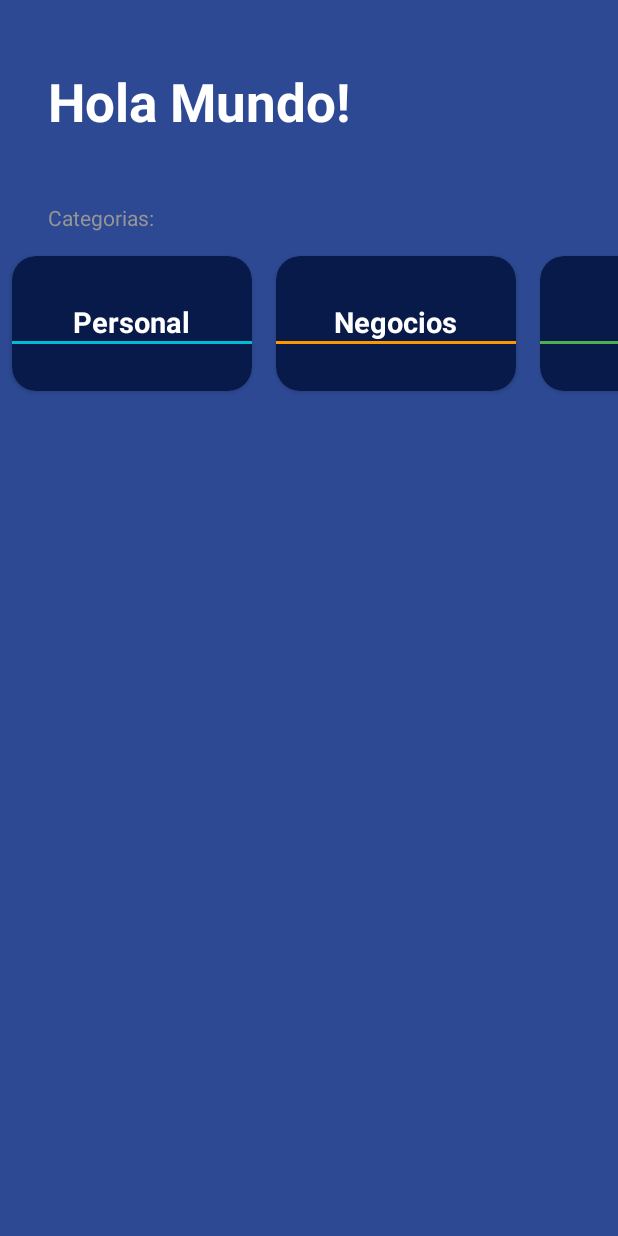
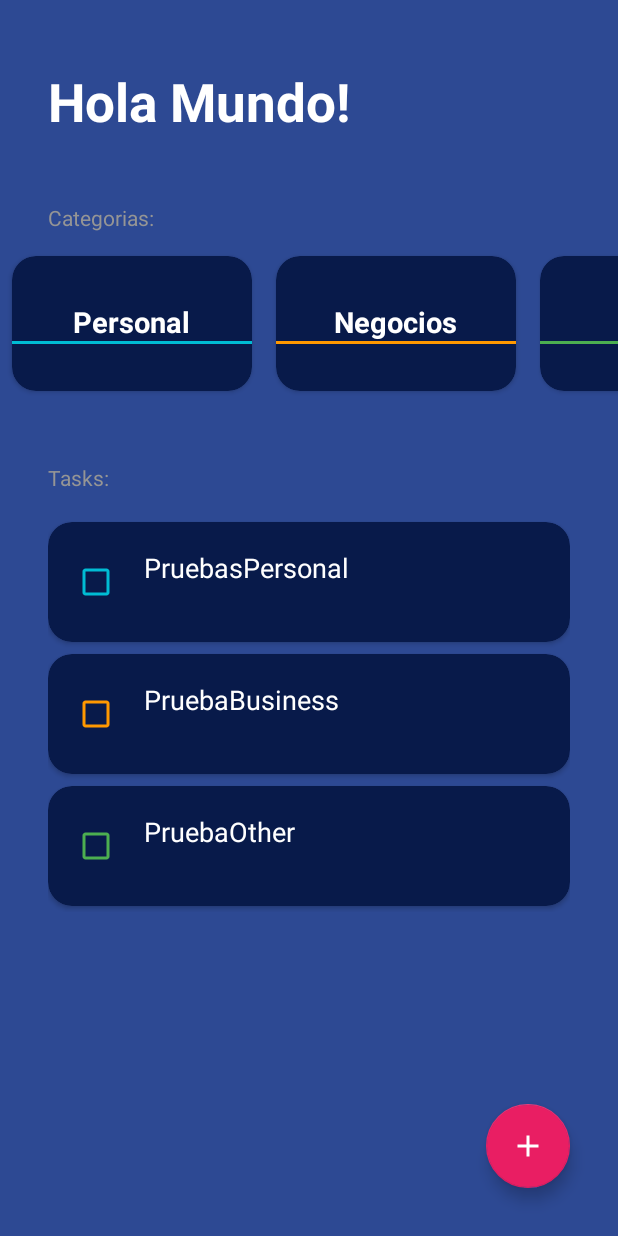
Before and after one commit to AxelEncina/AppMix, an Android app: the TodoActivity screen opened directly, with no data from a screen before it, on a phone screen of 412 x 824 dp. Run offline under Robolectric (Android 15) with nearby library versions, the phone set to English and light mode, and no system bars; 1 statement that could not run was skipped.

Commit message:
3era parte

```diff
--- a/app/src/main/java/com/example/androidmaster/todoapp/CategoriesAdapter.kt
+++ b/app/src/main/java/com/example/androidmaster/todoapp/CategoriesAdapter.kt
@@ -5,7 +5,7 @@ import android.view.ViewGroup
 import androidx.recyclerview.widget.RecyclerView
 import com.example.androidmaster.R
 
-class CategoriesAdapter(private val categories: List<TaskCategory>): /*recibe como parametro la lista de categorias*/
+class CategoriesAdapter(private val categories: List<TaskCategory>, private val onItemSelected:(Int) -> Unit): /*recibe como parametro la lista de categorias*/
     RecyclerView.Adapter<CategoriesViewHolder>() {
     override fun onCreateViewHolder(parent: ViewGroup, viewType: Int): CategoriesViewHolder {
         val view = LayoutInflater.from(parent.context).inflate(R.layout.item_task_category, parent, false)
@@ -13,7 +13,7 @@ class CategoriesAdapter(private val categories: List<TaskCategory>): /*recibe co
     }
 
     override fun onBindViewHolder(holder: CategoriesViewHolder, position: Int) {
-        holder.render(categories[position])
+        holder.render(categories[position], onItemSelected)
     }
 
     override fun getItemCount(): Int {
--- a/app/src/main/java/com/example/androidmaster/todoapp/CategoriesViewHolder.kt
+++ b/app/src/main/java/com/example/androidmaster/todoapp/CategoriesViewHolder.kt
@@ -2,6 +2,7 @@ package com.example.androidmaster.todoapp
 
 import android.view.View
 import android.widget.TextView
+import androidx.cardview.widget.CardView
 import androidx.core.content.ContextCompat
 import androidx.recyclerview.widget.RecyclerView
 import com.example.androidmaster.R
@@ -10,8 +11,20 @@ class CategoriesViewHolder(view: View): RecyclerView.ViewHolder(view) { /*recibe
 
     private val tvCategoryName: TextView = view.findViewById(R.id.tvCategoryName)
     private val divider: View = view.findViewById(R.id.divider)
-    fun render(taskCategory: TaskCategory) {
-        tvCategoryName.text = "Ejemplo"
+    private val viewContainer: CardView = view.findViewById(R.id.viewContainer)
+    fun render(taskCategory: TaskCategory, onItemSelected: (Int) -> Unit) {
+
+        val color = if(taskCategory.isSelected) {
+            R.color.todo_background_card
+        } else {
+            R.color.todo_background_disabled
+        }
+
+        viewContainer.setCardBackgroundColor(ContextCompat.getColor(viewContainer.context, color))
+
+        itemView.setOnClickListener {
+            onItemSelected(layoutPosition) //llamamos a la funcion que recibe el indice. (layoutPosition es el indice de la vista actual)
+        }
 
         when(taskCategory) {
             TaskCategory.Personal -> {
--- /dev/null
+++ b/app/src/main/java/com/example/androidmaster/todoapp/Task.kt
@@ -0,0 +1,3 @@
+package com.example.androidmaster.todoapp
+
+data class Task(val name: String, val category: TaskCategory, var isSelected: Boolean)
--- a/app/src/main/java/com/example/androidmaster/todoapp/TaskCategory.kt
+++ b/app/src/main/java/com/example/androidmaster/todoapp/TaskCategory.kt
@@ -1,6 +1,6 @@
 package com.example.androidmaster.todoapp
 
-sealed class TaskCategory {
+sealed class TaskCategory(var isSelected:Boolean = true) {
     object Personal : TaskCategory()
     object Bussiness : TaskCategory()
     object Others : TaskCategory()
--- /dev/null
+++ b/app/src/main/java/com/example/androidmaster/todoapp/TasksAdapter.kt
@@ -0,0 +1,23 @@
+package com.example.androidmaster.todoapp
+
+import android.view.LayoutInflater
+import android.view.ViewGroup
+import androidx.recyclerview.widget.RecyclerView
+import com.example.androidmaster.R
+
+class TasksAdapter (var tasks: List<Task>, private val onTaskSelected:(Int) -> Unit):
+    RecyclerView.Adapter<TasksViewHolder>() {
+    override fun onCreateViewHolder(parent: ViewGroup, viewType: Int): TasksViewHolder {
+        val view = LayoutInflater.from(parent.context).inflate(R.layout.item_todo_task, parent, false)
+        return TasksViewHolder(view)
+    }
+
+    override fun onBindViewHolder(holder: TasksViewHolder, position: Int) {
+        holder.render(tasks[position])
+        holder.itemView.setOnClickListener{ onTaskSelected(position) } //llamamos a la funcion que recibe el indice.
+    }
+
+    override fun getItemCount(): Int {
+        return tasks.size
+    }
+}
--- /dev/null
+++ b/app/src/main/java/com/example/androidmaster/todoapp/TasksViewHolder.kt
@@ -0,0 +1,38 @@
+package com.example.androidmaster.todoapp
+
+import android.content.res.ColorStateList
+import android.graphics.Paint
+import android.view.View
+import android.widget.CheckBox
+import android.widget.TextView
+import androidx.core.content.ContextCompat
+import androidx.recyclerview.widget.RecyclerView
+import com.example.androidmaster.R
+
+class TasksViewHolder(view: View): RecyclerView.ViewHolder(view)  {
+
+    private val tvTask:TextView = view.findViewById(R.id.tvTask)
+    private val cbTask:CheckBox = view.findViewById(R.id.cbTask)
+    fun render(task: Task) {
+
+        if(task.isSelected) {
+            tvTask.paintFlags = tvTask.paintFlags or Paint.STRIKE_THRU_TEXT_FLAG
+        } else {
+            tvTask.paintFlags = tvTask.paintFlags and Paint.STRIKE_THRU_TEXT_FLAG.inv() //quitar el tachado
+        }
+
+        cbTask.isChecked = task.isSelected //si checked es true, el checkbox se selecciona
+
+        tvTask.text = task.name
+
+        cbTask.buttonTintList = ColorStateList.valueOf(
+            ContextCompat.getColor(
+                cbTask.context,
+                when (task.category) {
+                    TaskCategory.Personal -> R.color.todo_personal_category
+                    TaskCategory.Bussiness -> R.color.todo_business_category
+                    TaskCategory.Others -> R.color.todo_other_category
+                },
+            ))
+    }
+}
--- a/app/src/main/java/com/example/androidmaster/todoapp/TodoActivity.kt
+++ b/app/src/main/java/com/example/androidmaster/todoapp/TodoActivity.kt
@@ -1,10 +1,16 @@
 package com.example.androidmaster.todoapp
 
+import android.app.Dialog
 import androidx.appcompat.app.AppCompatActivity
 import android.os.Bundle
+import android.widget.Button
+import android.widget.EditText
+import android.widget.RadioButton
+import android.widget.RadioGroup
 import androidx.recyclerview.widget.LinearLayoutManager
 import androidx.recyclerview.widget.RecyclerView
 import com.example.androidmaster.R
+import com.google.android.material.floatingactionbutton.FloatingActionButton
 
 class TodoActivity : AppCompatActivity() {
 
@@ -14,27 +20,95 @@ class TodoActivity : AppCompatActivity() {
         TaskCategory.Others
     )
 
+    private val tasks = mutableListOf(
+        Task("PruebasPersonal", TaskCategory.Personal, false),
+        Task("PruebaBusiness", TaskCategory.Bussiness, false),
+        Task("PruebaOther", TaskCategory.Others, false),
+    )
     private lateinit var rvCategories: RecyclerView
     private lateinit var categoriesAdapter: CategoriesAdapter
+    private lateinit var rvTasks: RecyclerView
+    private lateinit var tasksAdapter: TasksAdapter
+    private lateinit var fabAddTask: FloatingActionButton
     override fun onCreate(savedInstanceState: Bundle?) {
         super.onCreate(savedInstanceState)
         setContentView(R.layout.activity_todo)
         initComponent()
         initUI()
+        initListeners()
+    }
+
+    private fun initListeners() {
+        fabAddTask.setOnClickListener {
+            showDialog()
+        }
+    }
+
+    private fun showDialog() {
+        val dialog = Dialog(this)
+        dialog.setContentView(R.layout.dialog_task)
+
+        val btnAddTask: Button = dialog.findViewById(R.id.btnAddTask)
+        val etTask: EditText = dialog.findViewById(R.id.etTask)
+        val rgCategories: RadioGroup = dialog.findViewById(R.id.rgCategories)
+
+        btnAddTask.setOnClickListener {
+
+            val currentTask = etTask.text.toString()
+            if (currentTask.isNotEmpty()) {
+                val selectedId = rgCategories.checkedRadioButtonId
+                val selectedRadioButton = rgCategories.findViewById<RadioButton>(selectedId)
+                val currentCategory: TaskCategory = when (selectedRadioButton.text) {
+                    "Personal" -> TaskCategory.Personal
+                    "Negocios" -> TaskCategory.Bussiness
+                    else -> TaskCategory.Others
+                }
+
+                tasks.add(Task(currentTask, currentCategory, false))
+                updateTasks()
+                dialog.hide()
+                //hay que avisar al adapter vie que se actualizo la lista
+            }
+        }
+        dialog.show()
     }
 
     private fun initComponent() {
         rvCategories = findViewById(R.id.rvCategories)
-
+        rvTasks = findViewById(R.id.rvTasks)
+        fabAddTask = findViewById(R.id.fabAddTask)
     }
 
     private fun initUI() {
         /*
         para que un recyclerview funcione tiene que tener un adapter(clase que va a conectar la info con el recyclerview) y un viewholder (lo pinta)
          */
-        categoriesAdapter = CategoriesAdapter(categories)
+        categoriesAdapter = CategoriesAdapter(categories) {position -> updateCategories(position) }
         rvCategories.layoutManager = LinearLayoutManager(this, LinearLayoutManager.HORIZONTAL, false)
         rvCategories.adapter = categoriesAdapter
+
+        tasksAdapter = TasksAdapter(tasks) {position -> onItemSelected(position)} //una funcion que va a ser llamada cuando se active la fun lambda
+        rvTasks.layoutManager = LinearLayoutManager(this)
+        rvTasks.adapter = tasksAdapter
+
+
     }
 
+    private fun onItemSelected(position:Int) {
+        tasks[position].isSelected = !tasks[position].isSelected
+        updateTasks()
+        //con la funcion lambda se lo puedo pasar al adapter porque es una recycler view
+    }
+
+    private fun updateCategories(position:Int) {
+        categories[position].isSelected = !categories[position].isSelected
+        categoriesAdapter.notifyItemChanged(position)
+        updateTasks()
+    }
+    private fun updateTasks() {
+        val selectedCategories: List<TaskCategory> = categories.filter { it.isSelected }
+        val newTasks = tasks.filter { selectedCategories.contains(it.category) }
+        tasksAdapter.tasks = newTasks
+        tasksAdapter.notifyDataSetChanged()
+    }
 }
--- a/app/src/main/res/layout/activity_todo.xml
+++ b/app/src/main/res/layout/activity_todo.xml
@@ -1,7 +1,12 @@
 <?xml version="1.0" encoding="utf-8"?>
-<LinearLayout xmlns:android="http://schemas.android.com/apk/res/android"
+
+<FrameLayout xmlns:android="http://schemas.android.com/apk/res/android"
     xmlns:app="http://schemas.android.com/apk/res-auto"
     xmlns:tools="http://schemas.android.com/tools"
+    android:layout_width="match_parent"
+    android:layout_height="match_parent">
+
+    <LinearLayout
         android:layout_width="match_parent"
         android:layout_height="match_parent"
         android:orientation="vertical"
@@ -30,5 +35,31 @@
             android:layout_width="match_parent"
             android:layout_height="wrap_content"/>
 
+        <TextView
+            android:layout_width="wrap_content"
+            android:layout_height="wrap_content"
+            android:text="Tasks:"
+            android:layout_marginTop="32dp"
+            android:textColor="@color/todo_subtitle_text"
+            android:layout_marginHorizontal="32dp"/>
+
+        <androidx.recyclerview.widget.RecyclerView
+            android:id="@+id/rvTasks"
+            android:layout_width="match_parent"
+            android:layout_height="wrap_content"
+            android:layout_marginTop="16dp"
+            android:layout_marginHorizontal="32dp"/>
 
     </LinearLayout>
+
+    <com.google.android.material.floatingactionbutton.FloatingActionButton
+        android:id="@+id/fabAddTask"
+        android:layout_width="wrap_content"
+        android:layout_height="wrap_content"
+        android:layout_gravity="end|bottom"
+        android:layout_margin="32dp"
+        app:tint="@color/white"
+        android:src="@drawable/baseline_add_24"
+        app:backgroundTint="@color/todo_accent"/>
+
+</FrameLayout>
--- /dev/null
+++ b/app/src/main/res/layout/item_todo_task.xml
@@ -0,0 +1,35 @@
+<?xml version="1.0" encoding="utf-8"?>
+<androidx.cardview.widget.CardView xmlns:android="http://schemas.android.com/apk/res/android"
+    android:layout_width="match_parent"
+    android:layout_height="wrap_content"
+    android:id="@+id/viewContainer"
+    xmlns:app="http://schemas.android.com/apk/res-auto"
+    android:layout_marginVertical="4dp"
+    app:cardCornerRadius="16dp"
+    app:cardBackgroundColor="@color/todo_background_card">
+
+    <LinearLayout
+        android:paddingVertical="8dp"
+        android:orientation="horizontal"
+        android:layout_width="match_parent"
+        android:layout_height="wrap_content">
+
+        <CheckBox
+            android:id="@+id/cbTask"
+            android:layout_width="wrap_content"
+            android:layout_height="wrap_content"
+            android:layout_margin="8dp"
+
+            android:padding="8dp"/>
+
+        <TextView
+            android:id="@+id/tvTask"
+            android:layout_width="wrap_content"
+            android:layout_height="wrap_content"
+            android:textColor="@color/white"
+            android:textSize="18sp"/>
+
+
+    </LinearLayout>
+
+</androidx.cardview.widget.CardView>
--- a/app/src/main/res/values/themes.xml
+++ b/app/src/main/res/values/themes.xml
@@ -28,4 +28,10 @@
         <!-- Customize your theme here. -->
     </style>
 
+    <!-- Aca puedo poner todos los estilos definidos como un tema
+        <style name="TodoSubtitle">
+            <item name="textAllCaps">true</item>
+            <item name="android:layout_marginHorizontal">32dp</item>
+        </style> -->
+
 </resources>
```
Also changed, not shown: app/src/main/res/layout/dialog_task.xml (added, +57 -0 lines). Lines whose indentation alone changed are shown as unchanged.
